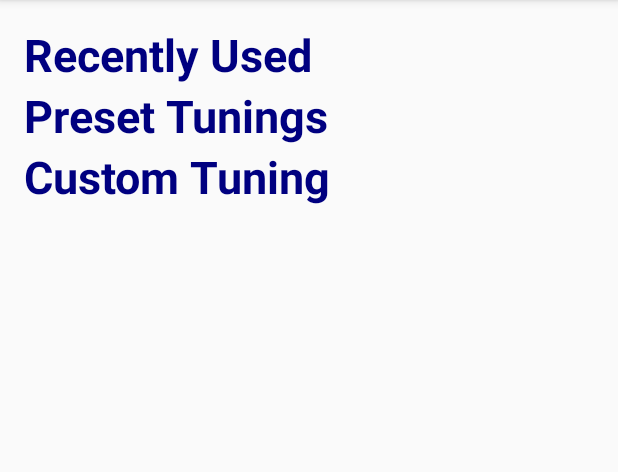
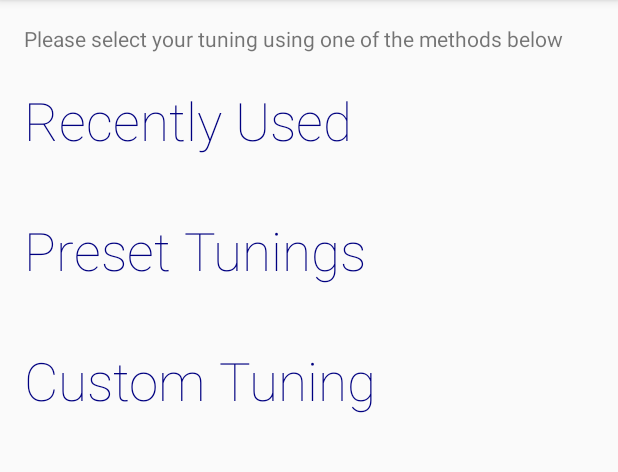
Before and after one commit to sk0g/FretGuide, an Android app: the screen it shows after launch (TuningSelectorActivity), on a phone screen of 412 x 824 dp, the part 84-556 px from its top. Run offline under Robolectric (Android 15) with nearby library versions, the light colour scheme and no system bars.

Commit message:
Update text style and tuning selector activity
Extract strings into string resources xml file

```diff
--- a/app/src/main/res/layout/activity_tuning_selector.xml
+++ b/app/src/main/res/layout/activity_tuning_selector.xml
@@ -1,36 +1,49 @@
 <?xml version="1.0" encoding="utf-8"?>
-<android.support.constraint.ConstraintLayout xmlns:android="http://schemas.android.com/apk/res/android"
+<LinearLayout xmlns:android="http://schemas.android.com/apk/res/android"
     xmlns:app="http://schemas.android.com/apk/res-auto"
     xmlns:tools="http://schemas.android.com/tools"
     android:layout_width="match_parent"
     android:layout_height="match_parent"
     tools:context=".TuningSelectorActivity"
+    android:orientation="vertical"
     android:layout_marginStart="16dp"
     android:layout_marginEnd="16dp"
     android:layout_marginTop="16dp"
     android:layout_marginBottom="16dp">
 
     <TextView
-        android:id="@+id/tuning_selector_recent"
         android:layout_width="match_parent"
         android:layout_height="wrap_content"
+        android:layout_weight=".25"
+        android:text="@string/tuning_selector_instruction"/>
+
+    <TextView
+        android:id="@+id/tuning_selector_recent"
+        android:layout_width="wrap_content"
+        android:layout_height="0dp"
+        android:layout_weight="1"
         style="@style/TitleText"
-        android:text="Recently Used"/>
+        android:text="@string/tuning_selector_recents_text"/>
 
     <TextView
         android:id="@+id/tuning_selector_preset"
-        android:layout_width="match_parent"
-        android:layout_height="wrap_content"
-        app:layout_constraintTop_toBottomOf="@id/tuning_selector_recent"
+        android:layout_width="wrap_content"
+        android:layout_height="0dp"
+        android:layout_weight="1"
         style="@style/TitleText"
-        android:text="Preset Tunings"/>
+        android:text="@string/tuning_selector_preset_text"/>
 
     <TextView
         android:id="@+id/tuning_selector_custom"
+        android:layout_width="wrap_content"
+        android:layout_height="0dp"
+        android:layout_weight="1"
+        style="@style/TitleText"
+        android:text="@string/tuning_selector_custom_text"/>
+
+    <android.support.v4.widget.Space
         android:layout_width="match_parent"
-        android:layout_height="wrap_content"
-        app:layout_constraintTop_toBottomOf="@id/tuning_selector_preset"
-        style="@style/TitleText"
-        android:text="Custom Tuning"/>
+        android:layout_height="0dp"
+        android:layout_weight="5"/>
 
-</android.support.constraint.ConstraintLayout>
+</LinearLayout>
--- a/app/src/main/res/values/strings.xml
+++ b/app/src/main/res/values/strings.xml
@@ -1,3 +1,7 @@
 <resources>
     <string name="app_name">FretGuide</string>
+    <string name="tuning_selector_instruction">Please select your tuning using one of the methods below</string>
+    <string name="tuning_selector_recents_text">Recently Used</string>
+    <string name="tuning_selector_preset_text">Preset Tunings</string>
+    <string name="tuning_selector_custom_text">Custom Tuning</string>
 </resources>
--- a/app/src/main/res/values/styles.xml
+++ b/app/src/main/res/values/styles.xml
@@ -10,8 +10,8 @@
 
     <style name="TitleText" parent="@android:style/TextAppearance">
         <item name="android:textColor">@color/NavyBlue</item>
-        <item name="android:textSize">30sp</item>
-        <item name="android:textStyle">bold</item>
+        <item name="android:textSize">35sp</item>
+        <item name="android:fontFamily">sans-serif-thin</item>
     </style>
 
 </resources>
```
